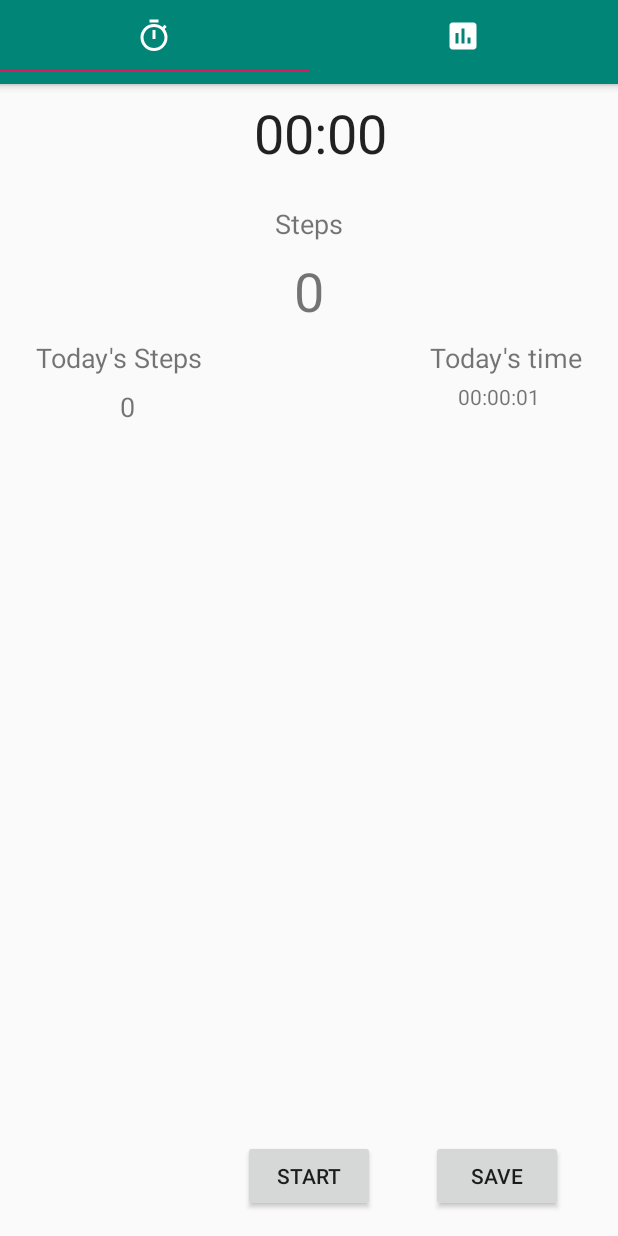
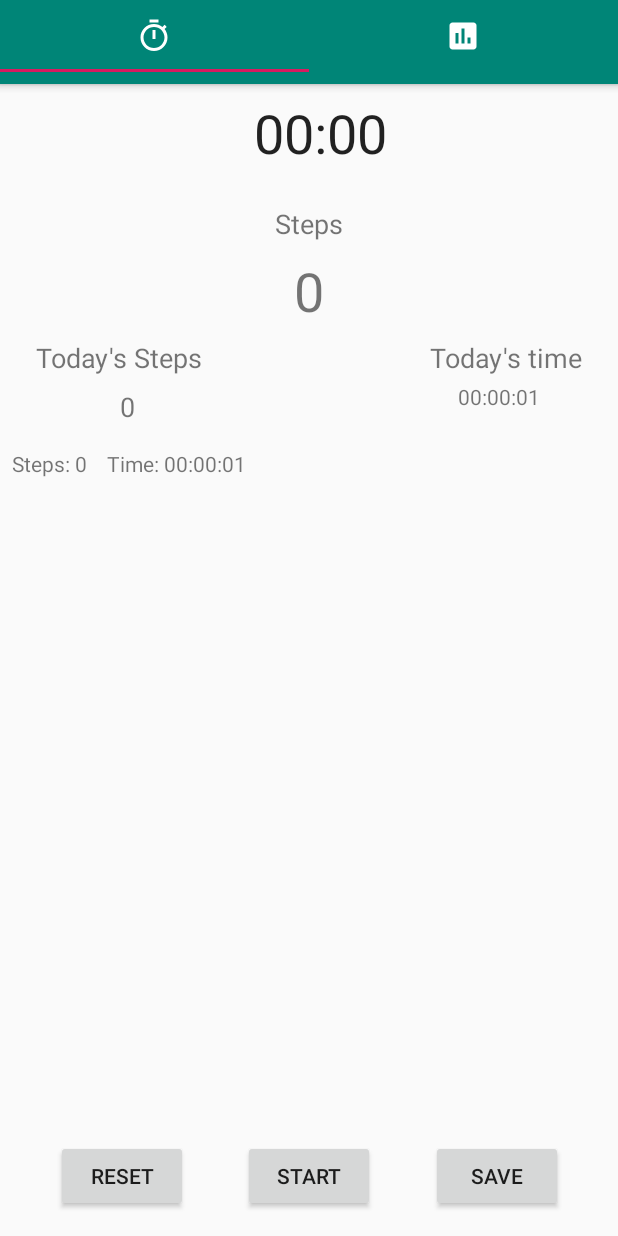
Before and after one commit to cjkim00/WorkTracker, an Android app: the screen it shows after launch (MainActivity), after a tap on "SAVE", on a phone screen of 412 x 824 dp. Run offline under Robolectric (Android 15) with nearby library versions, the phone set to English and light mode, and no system bars; 2 other taps on this screen came first.

Commit message:
Added scrolling textview that shows today's steps and times log. Also added a reset button.

```diff
--- a/app/src/main/java/cjkim00/worktracker/StopwatchFragment.java
+++ b/app/src/main/java/cjkim00/worktracker/StopwatchFragment.java
@@ -12,12 +12,15 @@ import android.os.Bundle;
 import android.os.SystemClock;
 import android.support.annotation.NonNull;
 import android.support.v4.app.Fragment;
+import android.text.method.LinkMovementMethod;
+import android.text.method.ScrollingMovementMethod;
 import android.util.Log;
 import android.view.LayoutInflater;
 import android.view.View;
 import android.view.ViewGroup;
 import android.widget.Button;
 import android.widget.Chronometer;
+import android.widget.ScrollView;
 import android.widget.TextView;
 import android.widget.Toast;
 
@@ -42,10 +45,11 @@ import static android.content.Context.MODE_PRIVATE;
 public class StopwatchFragment extends Fragment implements SensorEventListener {
 
     boolean timerIsStarted = false;
-    boolean isSaved = false;
+    boolean isSaved = true;
 
     Button saveButton;
     Button stopButton;
+    Button resetButton;
 
     Chronometer chronometer;
 
@@ -66,6 +70,9 @@ public class StopwatchFragment extends Fragment implements SensorEventListener {
     TextView todayTimeView;
     TextView textView;
     TextView textView2;
+    TextView todays_values;
+
+    ScrollView scrollView;
 
     View v;
     private OnSaveButtonPressedListener mListener;
@@ -85,13 +92,14 @@ public class StopwatchFragment extends Fragment implements SensorEventListener {
 
         saveButton = v.findViewById(R.id.save_button);
         stopButton = v.findViewById(R.id.start_button);
+        resetButton = v.findViewById(R.id.reset_button);
         stopButton.setOnClickListener(v12 -> {
 
             if(!timerIsStarted) {
                 chronometer.setBase(SystemClock.elapsedRealtime() + timeWhenStopped);
                 baseTime = SystemClock.elapsedRealtime() + timeWhenStopped;
                 chronometer.start();
-                saveButton.setVisibility(View.INVISIBLE);
+                //saveButton.setVisibility(View.INVISIBLE);
                 stopButton.setText(getString(R.string.Stop));
                 timerIsStarted = true;
             } else {
@@ -99,36 +107,55 @@ public class StopwatchFragment extends Fragment implements SensorEventListener {
                 adjustForTimeError();
                 chronometer.stop();
                 elapsedSeconds = Math.abs(timeWhenStopped);
-                saveButton.setVisibility(View.VISIBLE);
+                //saveButton.setVisibility(View.VISIBLE);
                 stopButton.setText(getString(R.string.Start));
                 timerIsStarted = false;
                 isSaved = false;
             }
         });
 
-        saveButton.setVisibility(View.INVISIBLE);
+        //saveButton.setVisibility(View.INVISIBLE);
         saveButton.setOnClickListener(v1 -> {
             if(!timerIsStarted) {
                 if(!isSaved) {
                     todayTime += Math.abs(elapsedSeconds);
                     writeFile(v1, Math.abs(elapsedSeconds));
-                    isSaved = true;
+                    //isSaved = true;
                     todaySteps += totalSteps;
                     setTodayValues();
-                    elapsedSeconds = ZERO;
-                    totalSteps = ZERO;
-                    timeWhenStopped = ZERO;
-                    stoppedTime = ZERO;
-                    steps.setText(String.valueOf(totalSteps));
-                    chronometer.setBase(SystemClock.elapsedRealtime());
+                    resetValues();
+                    //elapsedSeconds = ZERO;
+                    //totalSteps = ZERO;
+                    //timeWhenStopped = ZERO;
+                    //stoppedTime = ZERO;
+                    //steps.setText(String.valueOf(totalSteps));
+                    //chronometer.setBase(SystemClock.elapsedRealtime());
                     mListener.OnSaveButtonPressed();
                 }
             } else {
                 Toast.makeText(this.getContext(), "Cannot save while running", Toast.LENGTH_SHORT).show();
             }
         });
+
+        resetButton.setOnClickListener(v -> {
+            if(!timerIsStarted) {
+                resetValues();
+            } else {
+                Toast.makeText(this.getContext(), "Cannot reset while running", Toast.LENGTH_SHORT).show();
+            }
+        });
         getPreferences();
         return v;
+    }
+
+    public void resetValues() {
+        isSaved = true;
+        elapsedSeconds = ZERO;
+        totalSteps = ZERO;
+        timeWhenStopped = ZERO;
+        stoppedTime = ZERO;
+        steps.setText(String.valueOf(totalSteps));
+        chronometer.setBase(SystemClock.elapsedRealtime());
     }
 
     public void setTodayValues() {
@@ -142,12 +169,20 @@ public class StopwatchFragment extends Fragment implements SensorEventListener {
 
             String lines;
             String[] split;
+            StringBuilder stringBuffer = new StringBuilder();
             while ((lines = bufferedReader.readLine()) != null) {
+
                 split = lines.split("\\s+");
                 times.add(Integer.parseInt(split[0]));
                 dates.add(split[1]);
                 steps.add(Integer.parseInt(split[2]));
+                if(split[1].equals(new SimpleDateFormat("yyyy-MM-dd", Locale.getDefault()).format(new Date()))) {
+                    stringBuffer.append("Steps: ").append(String.valueOf(split[2])).append("    Time: ").append(formatTime(Integer.parseInt(split[0]))).append("\n");
+                }
             }
+
+            todays_values.setText(stringBuffer);
+
             fileInputStream.close();
             inputStreamReader.close();
             bufferedReader.close();
@@ -206,6 +241,18 @@ public class StopwatchFragment extends Fragment implements SensorEventListener {
     public void setViews(View v) {
         todayStepsView = v.findViewById(R.id.today_steps);
         todayTimeView = v.findViewById(R.id.today_time);
+        todays_values = v.findViewById(R.id.todays_values);
+        scrollView = (ScrollView) v.findViewById(R.id.SCROLLER_ID);
+
+        //todays_values.setMovementMethod(new LinkMovementMethod());
+        scrollView.post(new Runnable() {
+            @Override
+            public void run() {
+                //scrollView.smoothScrollTo(0, todays_values.getBottom());
+                scrollView.fullScroll(View.FOCUS_DOWN);
+            }
+        });
+
 
         textView = v.findViewById(R.id.textView10);
         textView2 = v.findViewById(R.id.textView6);
@@ -292,6 +339,7 @@ public class StopwatchFragment extends Fragment implements SensorEventListener {
             editor.putInt("timeWhenStopped", (int) timeWhenStopped);
         }
         editor.putBoolean("isTimerRunning", timerIsStarted);
+        editor.putBoolean("isSaved", isSaved);
         editor.putInt("todayTime", todayTime);
         editor.putInt("totalSteps", totalSteps);
         editor.putInt("elapsedTime", (int) elapsedSeconds);
@@ -340,19 +388,22 @@ public class StopwatchFragment extends Fragment implements SensorEventListener {
         if(preferences.contains("elapsedTime")) {
             elapsedSeconds = preferences.getInt("elapsedTime", ZERO);
         }
+        if(preferences.contains("isSaved")) {
+            isSaved = preferences.getBoolean("isSaved", false);
+        }
         if(preferences.contains("isTimerRunning")) {
             if(preferences.getBoolean("isTimerRunning", false)) {
                 Log.v("LOGS3", " TIMEWHENSTOPPED1: " + timeWhenStopped + " ELAPSEDSECONDS: " + elapsedSeconds);
                 chronometer.setBase(SystemClock.elapsedRealtime() + stoppedTime + elapsedSeconds);
                 chronometer.start();
-                saveButton.setVisibility(View.INVISIBLE);
+                //saveButton.setVisibility(View.INVISIBLE);
                 stopButton.setText(getString(R.string.Stop));
                 timerIsStarted = true;
             } else {
                 Log.v("LOGS3", " TIMEWHENSTOPPED2: " + timeWhenStopped + " ELAPSEDSECONDS: " + elapsedSeconds);
                 timerIsStarted = false;
                 chronometer.setBase(SystemClock.elapsedRealtime() + timeWhenStopped);
-                saveButton.setVisibility(View.VISIBLE);
+                //saveButton.setVisibility(View.VISIBLE);
             }
         }
 
--- a/app/src/main/res/layout/fragment_stopwatch.xml
+++ b/app/src/main/res/layout/fragment_stopwatch.xml
@@ -110,4 +110,44 @@
         app:layout_constraintEnd_toEndOf="parent"
         app:layout_constraintTop_toBottomOf="@+id/textView6" />
 
+    <ScrollView
+        android:id="@+id/SCROLLER_ID"
+        android:layout_width="fill_parent"
+        android:layout_height="0dp"
+        android:layout_marginTop="8dp"
+        android:layout_marginBottom="8dp"
+        android:fillViewport="true"
+        android:scrollbars="vertical"
+        app:layout_constraintBottom_toTopOf="@+id/start_button"
+        app:layout_constraintTop_toBottomOf="@+id/today_steps"
+        tools:layout_editor_absoluteX="0dp">
+
+        <TextView
+            android:id="@+id/todays_values"
+            android:layout_width="fill_parent"
+            android:layout_height="fill_parent"
+            android:layout_marginStart="8dp"
+            android:layout_marginTop="8dp"
+            android:layout_marginEnd="8dp"
+            android:layout_marginBottom="8dp"
+            android:scrollbars="vertical"
+            app:layout_constraintBottom_toTopOf="@+id/start_button"
+            app:layout_constraintEnd_toEndOf="parent"
+            app:layout_constraintHorizontal_bias="0.496"
+            app:layout_constraintStart_toStartOf="parent"
+            app:layout_constraintTop_toBottomOf="@+id/today_steps" />
+    </ScrollView>
+
+    <Button
+        android:id="@+id/reset_button"
+        android:layout_width="wrap_content"
+        android:layout_height="wrap_content"
+        android:layout_marginStart="8dp"
+        android:layout_marginEnd="8dp"
+        android:layout_marginBottom="16dp"
+        android:text="@string/reset"
+        app:layout_constraintBottom_toBottomOf="parent"
+        app:layout_constraintEnd_toStartOf="@+id/start_button"
+        app:layout_constraintStart_toStartOf="parent" />
+
 </android.support.constraint.ConstraintLayout>
--- a/app/src/main/res/values/strings.xml
+++ b/app/src/main/res/values/strings.xml
@@ -16,4 +16,5 @@
     <string name = "Steps">Steps</string>
     <string name = "today_steps">Today\'s Steps</string>
     <string name = "today_time">Today\'s time</string>
+    <string name = "reset">Reset</string>
 </resources>
```
